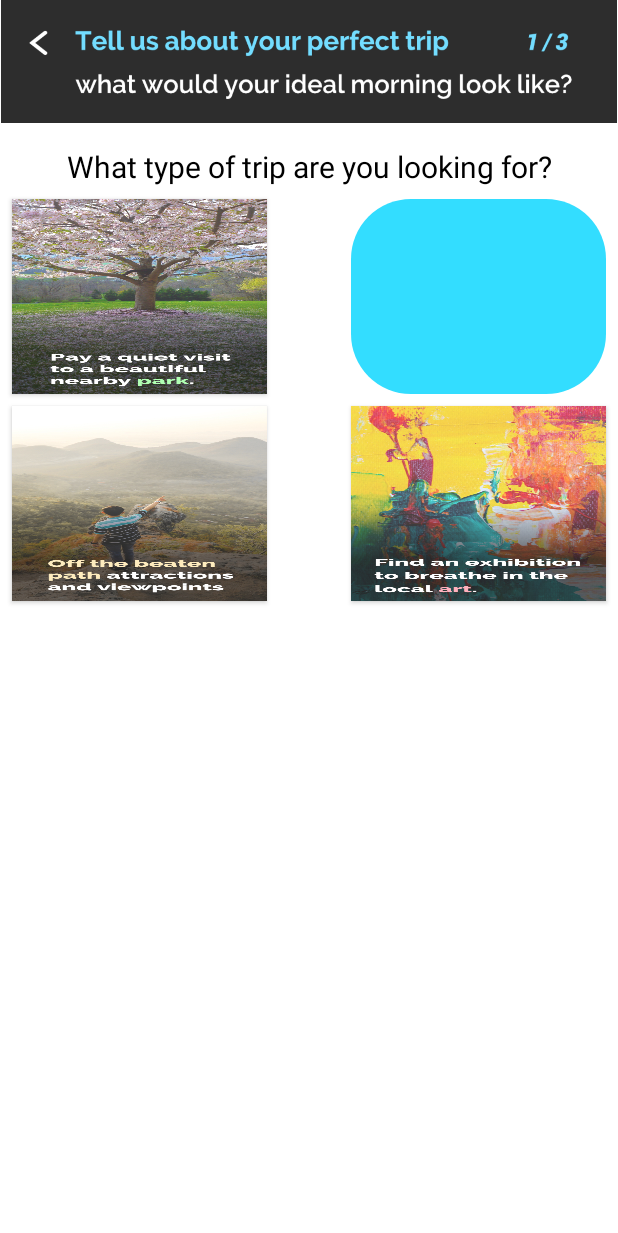
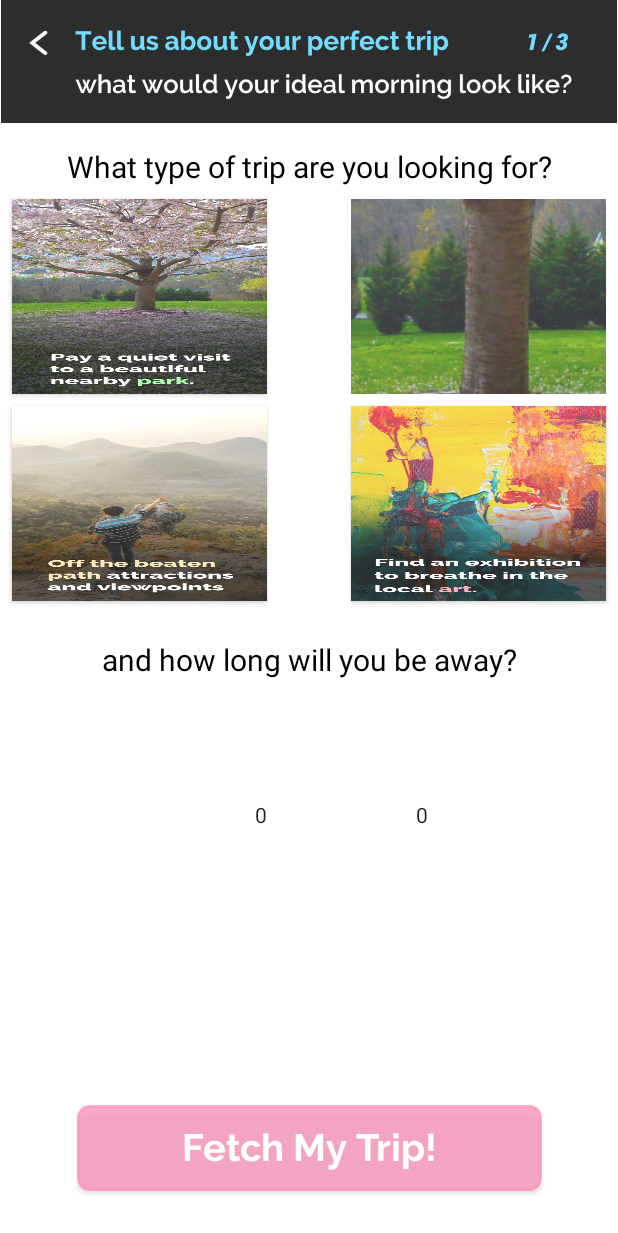
Before and after one commit to yoellevy/Tripp, an Android app: the fragment SelectDaysAndTypeFragment placed in its activity, on a phone screen of 412 x 824 dp. Shown: the top 1233 px of the screen. Run offline under Robolectric (Android 15) with nearby library versions, the light colour scheme and no system bars.

Commit message:
added skeleton for the select days and type fragment

```diff
--- a/app/src/main/res/drawable/round_corner.xml
+++ b/app/src/main/res/drawable/round_corner.xml
@@ -2,5 +2,5 @@
 <shape xmlns:android="http://schemas.android.com/apk/res/android"
     android:shape="rectangle">
     <solid android:color="#33DDFF" />
-    <corners android:radius="40dp" />
+    <corners android:radius="5dp" />
 </shape>
--- a/app/src/main/res/drawable/rounded_corner_selected.xml
+++ b/app/src/main/res/drawable/rounded_corner_selected.xml
@@ -2,5 +2,5 @@
 <shape xmlns:android="http://schemas.android.com/apk/res/android"
     android:shape="rectangle">
     <solid android:color="#3300FF" />
-    <corners android:radius="40dp" />
+    <corners android:radius="5dp" />
 </shape>
--- a/app/src/main/res/layout/fragment_select_days_and_type.xml
+++ b/app/src/main/res/layout/fragment_select_days_and_type.xml
@@ -35,8 +35,9 @@
             android:layout_width="@dimen/select_days_and_type_fragment_img_width"
             android:layout_height="@dimen/select_days_and_type_fragment_img_height"
             android:layout_margin="@dimen/select_days_and_type_fragment_img_margin"
-            android:background="@drawable/round_corner"
-            android:padding="1dp"
+            android:background="@drawable/selectable_btn"
+            android:src="@drawable/answer_frame_park"
+            android:padding="3dp"
             app:layout_constraintRight_toRightOf="parent"
             app:layout_constraintTop_toBottomOf="@id/top_text" />
 
@@ -67,6 +68,62 @@
             app:layout_constraintRight_toRightOf="parent"
             app:layout_constraintTop_toBottomOf="@id/img_right_top" />
 
+        <TextView
+            android:id="@+id/bot_text"
+            android:layout_width="match_parent"
+            android:layout_height="wrap_content"
+            android:text="@string/trip_duration_question"
+            android:textAlignment="center"
+            android:layout_marginTop="25dp"
+            android:layout_marginBottom="10dp"
+            android:textColor="#000000"
+            android:textSize="20dp"
+            app:layout_constraintTop_toBottomOf="@+id/img_right_bottom">
+        </TextView>
+
+        <LinearLayout
+            android:layout_width="wrap_content"
+            android:layout_height="wrap_content"
+            android:orientation="horizontal"
+
+            app:layout_constraintTop_toBottomOf="@id/bot_text"
+            app:layout_constraintRight_toRightOf="parent"
+            app:layout_constraintLeft_toLeftOf="parent">
+            <NumberPicker
+                android:theme="@style/DefaultNumberPickerTheme"
+                android:id="@+id/time_length_picker"
+                android:layout_width="150dp"
+                android:layout_height="wrap_content"
+                android:textSize="20dp"
+                />
+            <NumberPicker
+                android:theme="@style/DefaultNumberPickerTheme"
+                android:id="@+id/time_types_picker"
+                android:layout_width="match_parent"
+                android:layout_height="wrap_content"
+                android:textSize="20dp"
+                />
+
+        </LinearLayout>
+
+        <Button
+            android:id="@+id/fetch_my_trip_btn"
+            android:layout_width="310sp"
+            android:layout_height="57sp"
+            android:layout_marginBottom="30dp"
+            android:background="@drawable/sign_up_btn"
+            android:fontFamily="@font/raleway_bold"
+            android:gravity="center"
+            android:text="@string/fetch_my_trip_btn_txt"
+            android:textAllCaps="false"
+            android:textColor="#ffffff"
+            android:textSize="25sp"
+            app:layout_constraintLeft_toLeftOf="parent"
+            app:layout_constraintRight_toRightOf="parent"
+            app:layout_constraintBottom_toBottomOf="parent" />
+
+
+
     </android.support.constraint.ConstraintLayout>
 
 
--- a/app/src/main/res/values/colors.xml
+++ b/app/src/main/res/values/colors.xml
@@ -3,4 +3,5 @@
     <color name="colorPrimary">#008577</color>
     <color name="colorPrimaryDark">#00574B</color>
     <color name="colorAccent">#D81B60</color>
+    <color name="transparent">#00ffffff</color>
 </resources>
--- a/app/src/main/res/values/strings.xml
+++ b/app/src/main/res/values/strings.xml
@@ -8,4 +8,6 @@
     <string name="get_started">Get Started</string>
     <string name="login">Login</string>
     <string name="trip_type_question">What type of trip are you looking for?</string>
+    <string name="trip_duration_question">and how long will you be away?</string>
+    <string name="fetch_my_trip_btn_txt">Fetch My Trip!</string>
 </resources>
--- a/app/src/main/res/values/styles.xml
+++ b/app/src/main/res/values/styles.xml
@@ -13,5 +13,9 @@
         <item name="windowNoTitle">true</item>
         <item name="android:windowFullscreen">true</item>
     </style>
+    <style name="DefaultNumberPickerTheme" parent="AppTheme">
+        <item name="colorControlNormal">@color/transparent</item>
+    </style>
+
 
 </resources>
```
